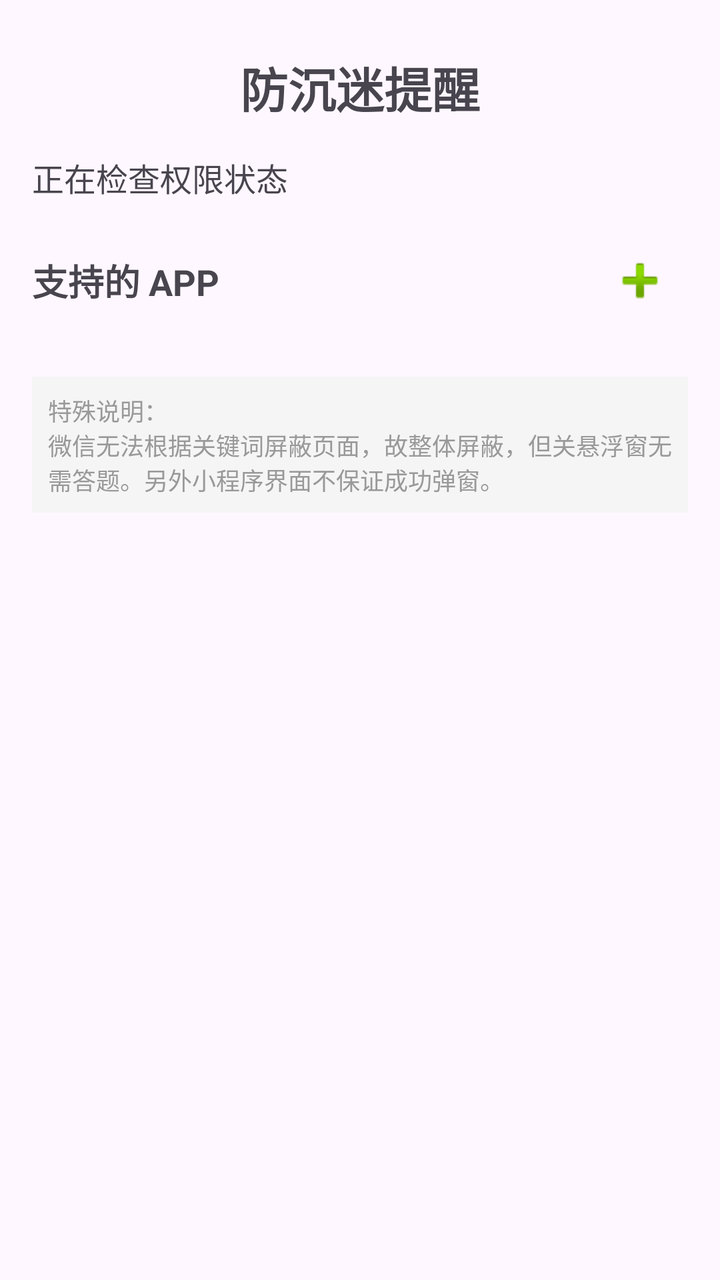
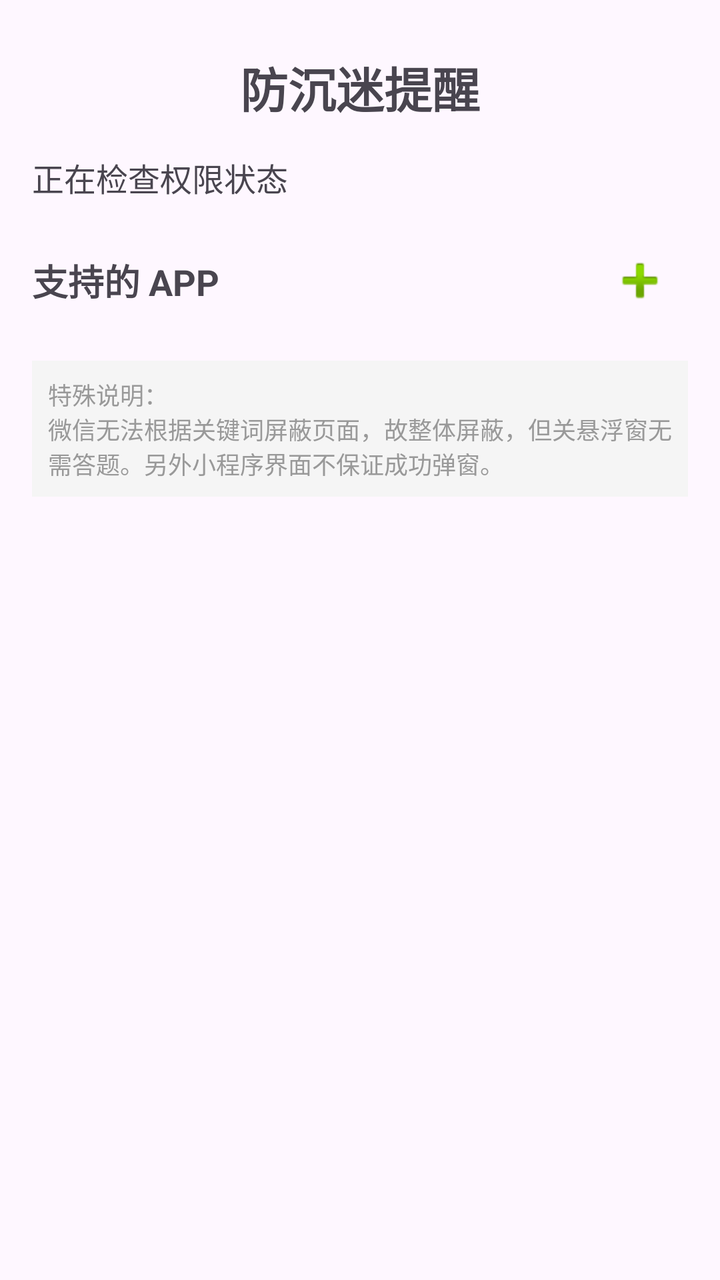

Screens rendered from an Android XML layout before and after an edit, with the pre-edit source and the edit as a unified diff.
<!-- AndroidManifest.xml: application theme Theme.Basic -->
<!-- res/layout/fragment_home.xml -->
<?xml version="1.0" encoding="utf-8"?>
<ScrollView xmlns:android="http://schemas.android.com/apk/res/android"
    xmlns:app="http://schemas.android.com/apk/res-auto"
    android:layout_width="match_parent"
    android:layout_height="match_parent"
    android:fillViewport="true">

    <androidx.constraintlayout.widget.ConstraintLayout
        android:layout_width="match_parent"
        android:layout_height="wrap_content"
        android:paddingStart="16dp"
        android:paddingEnd="16dp"
        android:paddingTop="16dp"
        android:paddingBottom="16dp">

        <TextView
            android:id="@+id/tv_title"
            android:layout_width="wrap_content"
            android:layout_height="wrap_content"
            android:text="防沉迷提醒"
            android:layout_marginTop="10dp"
            android:layout_marginBottom="16dp"
            android:textSize="24sp"
            android:textStyle="bold"
            app:layout_constraintBottom_toTopOf="@+id/tv_description"
            app:layout_constraintEnd_toEndOf="parent"
            app:layout_constraintStart_toStartOf="parent"
            app:layout_constraintTop_toTopOf="parent"
            app:layout_constraintVertical_chainStyle="packed" />

        <TextView
            android:id="@+id/tv_description"
            android:layout_width="0dp"
            android:layout_height="wrap_content"
            android:layout_marginTop="16dp"
            android:text="正在检查权限状态"
            android:textAlignment="viewStart"
            android:textSize="16sp"
            app:layout_constraintBottom_toTopOf="@+id/tv_apps_subtitle"
            app:layout_constraintEnd_toEndOf="parent"
            app:layout_constraintStart_toStartOf="parent"
            app:layout_constraintTop_toBottomOf="@+id/tv_title" />

        <LinearLayout
            android:id="@+id/ll_apps_header"
            android:layout_width="0dp"
            android:layout_height="wrap_content"
            android:layout_marginTop="16dp"
            android:orientation="horizontal"
            android:gravity="center_vertical"
            app:layout_constraintEnd_toEndOf="parent"
            app:layout_constraintStart_toStartOf="parent"
            app:layout_constraintTop_toBottomOf="@id/tv_description">

            <TextView
                android:id="@+id/tv_apps_subtitle"
                android:layout_width="0dp"
                android:layout_height="wrap_content"
                android:layout_weight="1"
                android:text="支持的 APP"
                android:textSize="18sp"
                android:textStyle="bold" />

            <ImageButton
                android:id="@+id/btn_add_app"
                android:layout_width="48dp"
                android:layout_height="48dp"
                android:background="?attr/selectableItemBackgroundBorderless"
                android:src="@android:drawable/ic_input_add"
                android:contentDescription="添加 APP"
                android:scaleType="centerInside" />

        </LinearLayout>

        <androidx.recyclerview.widget.RecyclerView
            android:id="@+id/rv_app_cards"
            android:layout_width="0dp"
            android:layout_height="wrap_content"
            android:layout_marginTop="8dp"
            android:layout_marginBottom="8dp"
            android:nestedScrollingEnabled="false"
            app:layout_constraintEnd_toEndOf="parent"
            app:layout_constraintStart_toStartOf="parent"
            app:layout_constraintTop_toBottomOf="@+id/ll_apps_header"
            app:layout_constraintBottom_toTopOf="@+id/tv_remark" />

        <TextView
            android:id="@+id/tv_remark"
            android:layout_width="0dp"
            android:layout_height="wrap_content"
            android:layout_marginTop="16dp"
            android:text="特殊说明：\n微信无法根据关键词屏蔽页面，故整体屏蔽，但关悬浮窗无需答题。另外小程序界面不保证成功弹窗。"
            android:textSize="12sp"
            android:textColor="#999999"
            android:gravity="left"
            android:padding="8dp"
            android:background="#F5F5F5"
            app:layout_constraintEnd_toEndOf="parent"
            app:layout_constraintStart_toStartOf="parent"
            app:layout_constraintTop_toBottomOf="@+id/rv_app_cards" />

    </androidx.constraintlayout.widget.ConstraintLayout>

</ScrollView>
<!-- resources referenced by this layout -->
<resources>
  <style name="Theme.Basic" parent="Base.Theme.Basic" />
  <style name="Base.Theme.Basic" parent="Theme.Material3.DayNight.NoActionBar">
          
          
      </style>
</resources>

<!-- the commit's change to res/layout/fragment_home.xml (unified diff, before → after) -->
@@ -76,7 +76,7 @@
             android:id="@+id/rv_app_cards"
             android:layout_width="0dp"
             android:layout_height="wrap_content"
-            android:layout_marginTop="8dp"
+            android:layout_marginTop="0dp"
             android:layout_marginBottom="8dp"
             android:nestedScrollingEnabled="false"
             app:layout_constraintEnd_toEndOf="parent"
